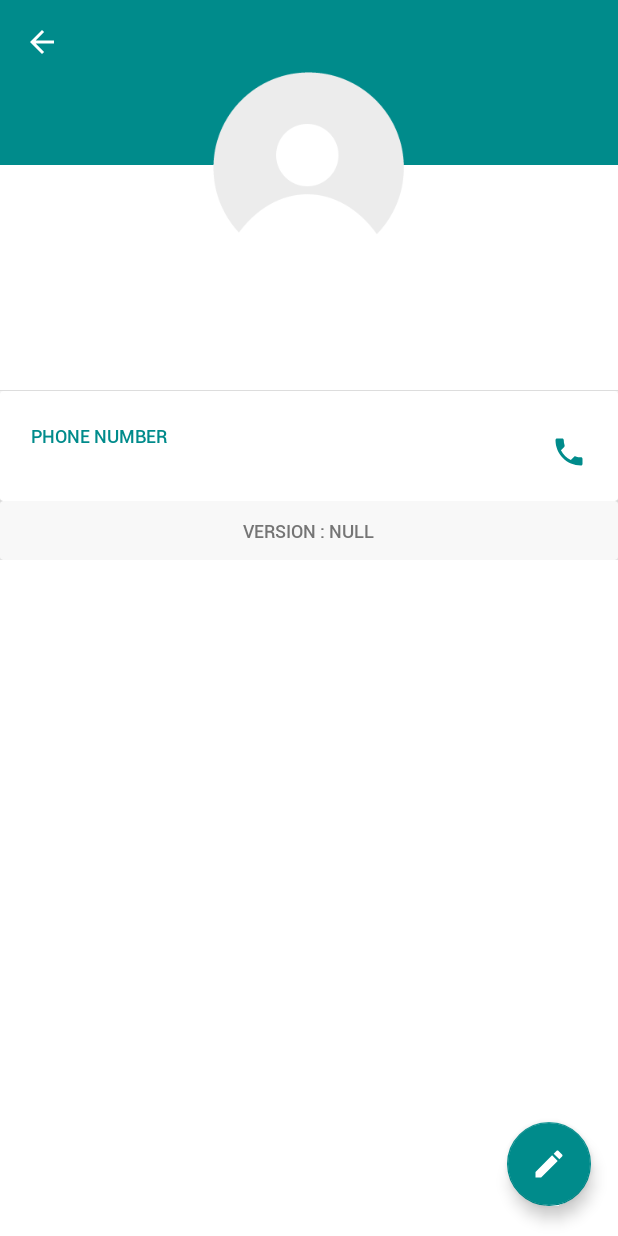
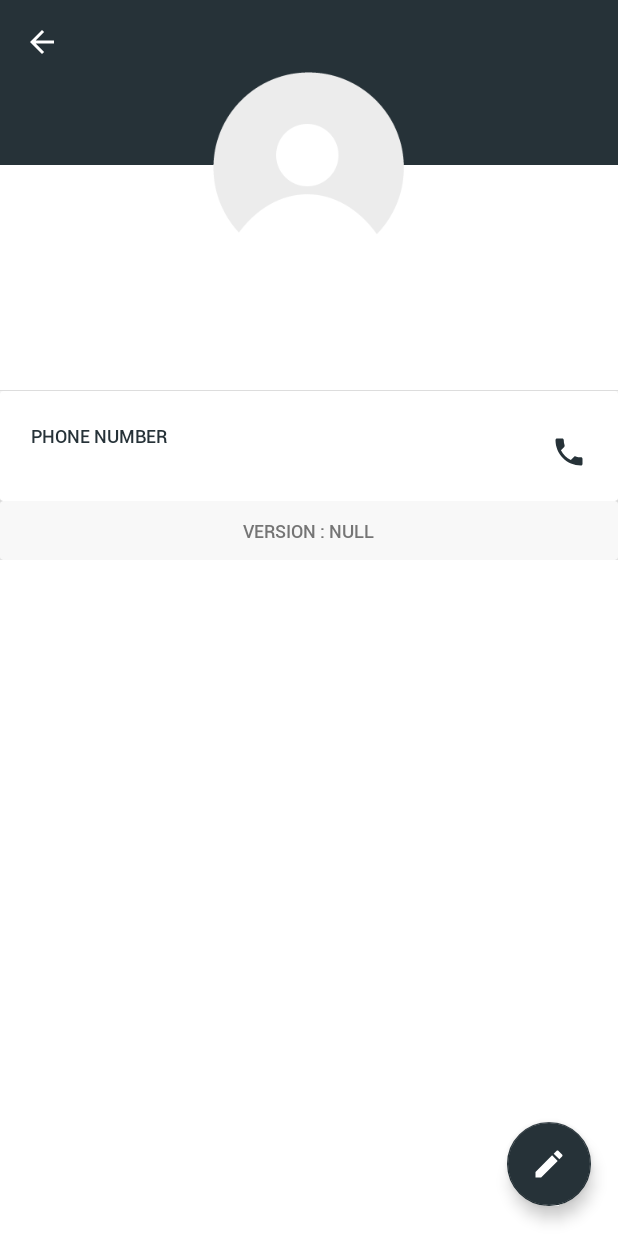
Before and after one commit to hasibul993/Inventory, an Android app: the ProfileActivity screen opened directly, with no data from a screen before it, on a phone screen of 412 x 824 dp. Run offline under Robolectric (Android 15) with nearby library versions, the phone set to English and light mode, and no system bars; our stand-ins replace Picasso; pictures from the network do not load.

```diff
--- a/app/src/main/res/values/colors.xml
+++ b/app/src/main/res/values/colors.xml
@@ -1,8 +1,8 @@
 <?xml version="1.0" encoding="utf-8"?>
 <resources>
-    <color name="colorPrimary">#008B8B</color>
-    <color name="colorPrimaryDark">#008B8B</color>
-    <color name="colorAccent">#008B8B</color>
+    <color name="colorPrimary">#263238</color>
+    <color name="colorPrimaryDark">#263238</color>
+    <color name="colorAccent">#263238</color>
 
 
     <color name="White">#FFFFFF</color>
```
